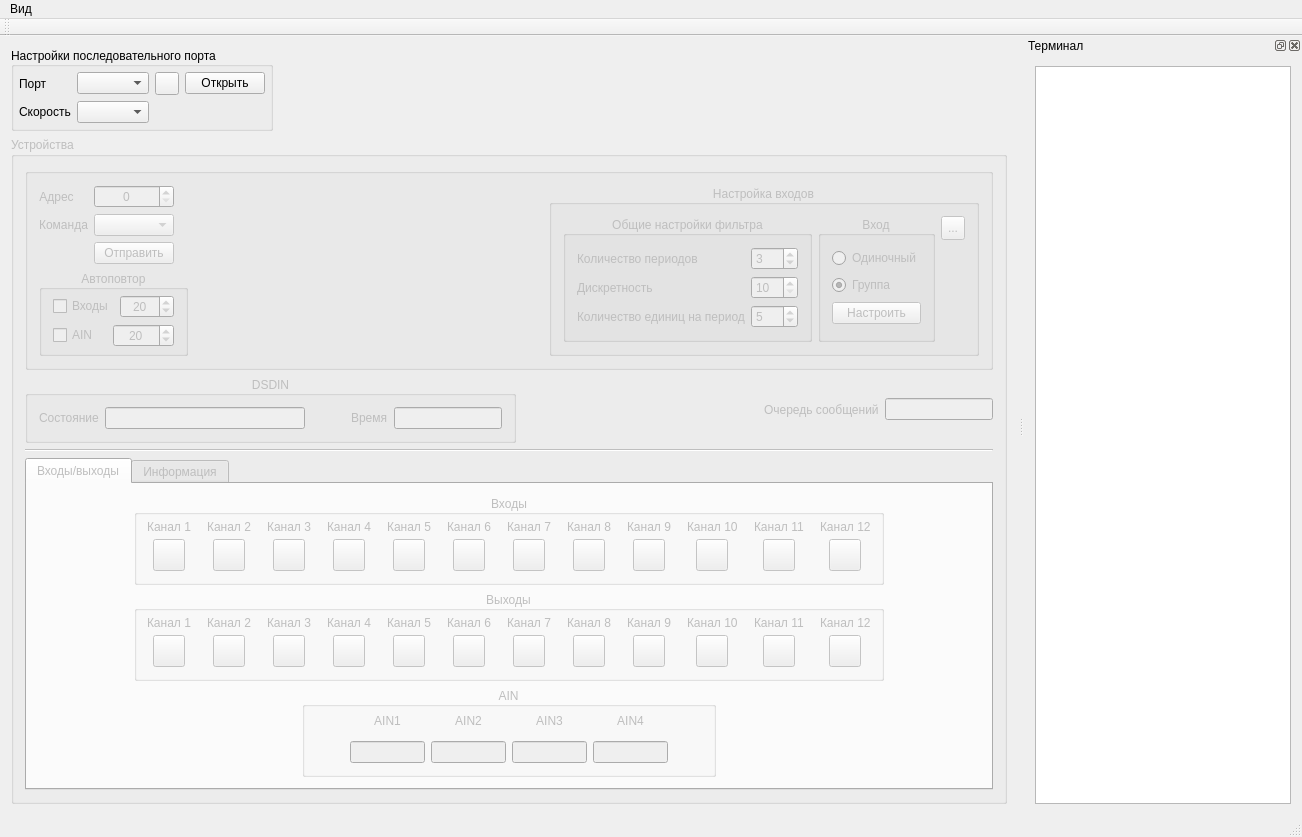
The window that mainwindow.ui (vlarry/emulator) describes before a commit, drawn with Qt 5.
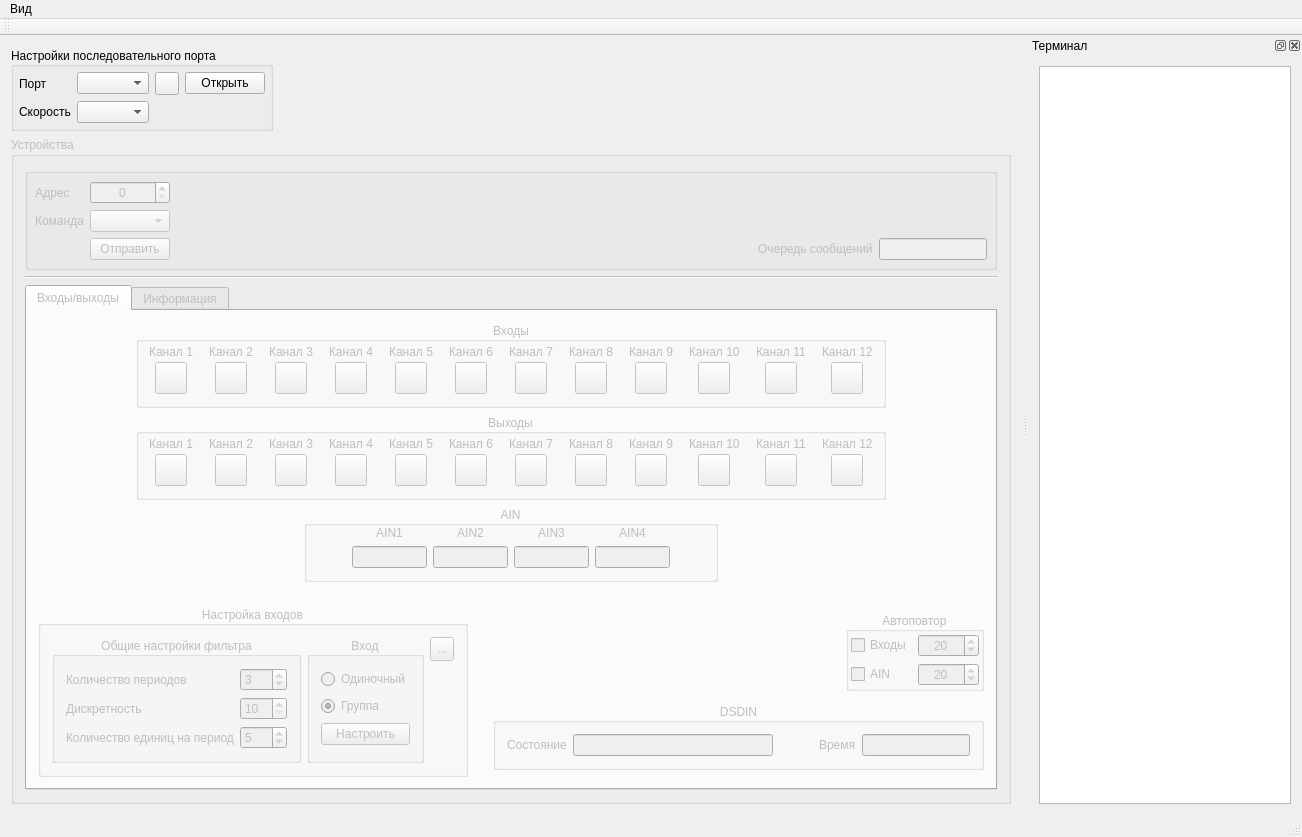
The same window after the commit. Icons and pictures are not drawn. Custom widgets are drawn as their Qt base class.

Commit message: Редактирование интерфейса (перенос отдельных виджетов в группу устройств); Редактирование сохранения/загурзки настроек (сохранение и загрузка положения и размеров окон команд и интерфейса МИК-01).

Patch:
```diff
--- a/mainwindow.ui
+++ b/mainwindow.ui
@@ -192,7 +192,7 @@
       <property name="title">
        <string>Устройства</string>
       </property>
-      <layout class="QVBoxLayout" name="verticalLayout_7">
+      <layout class="QVBoxLayout" name="verticalLayout_38">
        <item>
         <widget class="QGroupBox" name="groupBox_4">
          <property name="sizePolicy">
@@ -204,7 +204,19 @@
          <property name="title">
           <string/>
          </property>
-         <layout class="QHBoxLayout" name="horizontalLayout_9">
+         <layout class="QHBoxLayout" name="horizontalLayout_12">
+          <property name="leftMargin">
+           <number>7</number>
+          </property>
+          <property name="topMargin">
+           <number>7</number>
+          </property>
+          <property name="rightMargin">
+           <number>7</number>
+          </property>
+          <property name="bottomMargin">
+           <number>7</number>
+          </property>
           <item>
            <layout class="QVBoxLayout" name="verticalLayout_4">
             <item>
@@ -280,93 +292,6 @@
               </item>
              </layout>
             </item>
-            <item>
-             <widget class="QGroupBox" name="gboxAutorepeat">
-              <property name="enabled">
-               <bool>false</bool>
-              </property>
-              <property name="sizePolicy">
-               <sizepolicy hsizetype="Fixed" vsizetype="Preferred">
-                <horstretch>0</horstretch>
-                <verstretch>0</verstretch>
-               </sizepolicy>
-              </property>
-              <property name="title">
-               <string>Автоповтор</string>
-              </property>
-              <property name="alignment">
-               <set>Qt::AlignCenter</set>
-              </property>
-              <layout class="QVBoxLayout" name="verticalLayout_6">
-               <property name="topMargin">
-                <number>5</number>
-               </property>
-               <property name="bottomMargin">
-                <number>5</number>
-               </property>
-               <item>
-                <layout class="QHBoxLayout" name="horizontalLayout_20">
-                 <item>
-                  <widget class="QCheckBox" name="cboxRepeatInputs">
-                   <property name="text">
-                    <string>Входы</string>
-                   </property>
-                  </widget>
-                 </item>
-                 <item>
-                  <widget class="QSpinBox" name="sbRepeatInputs">
-                   <property name="alignment">
-                    <set>Qt::AlignCenter</set>
-                   </property>
-                   <property name="minimum">
-                    <number>10</number>
-                   </property>
-                   <property name="maximum">
-                    <number>1000</number>
-                   </property>
-                   <property name="singleStep">
-                    <number>10</number>
-                   </property>
-                   <property name="value">
-                    <number>20</number>
-                   </property>
-                  </widget>
-                 </item>
-                </layout>
-               </item>
-               <item>
-                <layout class="QHBoxLayout" name="horizontalLayout_19">
-                 <item>
-                  <widget class="QCheckBox" name="cboxRepeatAIN">
-                   <property name="text">
-                    <string>AIN</string>
-                   </property>
-                  </widget>
-                 </item>
-                 <item>
-                  <widget class="QSpinBox" name="sbRepeatAIN">
-                   <property name="alignment">
-                    <set>Qt::AlignCenter</set>
-                   </property>
-                   <property name="minimum">
-                    <number>10</number>
-                   </property>
-                   <property name="maximum">
-                    <number>10000</number>
-                   </property>
-                   <property name="singleStep">
-                    <number>10</number>
-                   </property>
-                   <property name="value">
-                    <number>20</number>
-                   </property>
-                  </widget>
-                 </item>
-                </layout>
-               </item>
-              </layout>
-             </widget>
-            </item>
            </layout>
           </item>
           <item>
@@ -383,328 +308,51 @@
            </spacer>
           </item>
           <item>
-           <widget class="QGroupBox" name="gboxInputSettings">
-            <property name="sizePolicy">
-             <sizepolicy hsizetype="Fixed" vsizetype="Fixed">
-              <horstretch>0</horstretch>
-              <verstretch>0</verstretch>
-             </sizepolicy>
-            </property>
-            <property name="title">
-             <string>Настройка входов</string>
-            </property>
-            <property name="alignment">
-             <set>Qt::AlignCenter</set>
-            </property>
-            <layout class="QHBoxLayout" name="horizontalLayout_8">
-             <item>
-              <widget class="QGroupBox" name="gboxInputSettingsFilter">
-               <property name="title">
-                <string>Общие настройки фильтра</string>
-               </property>
-               <property name="alignment">
-                <set>Qt::AlignCenter</set>
-               </property>
-               <layout class="QVBoxLayout" name="verticalLayout_2">
-                <item>
-                 <layout class="QFormLayout" name="formLayout">
-                  <item row="0" column="0">
-                   <widget class="QLabel" name="lblPeriods">
-                    <property name="text">
-                     <string>Количество периодов</string>
-                    </property>
-                   </widget>
-                  </item>
-                  <item row="0" column="1">
-                   <widget class="QSpinBox" name="sbPeriods">
-                    <property name="sizePolicy">
-                     <sizepolicy hsizetype="Maximum" vsizetype="Fixed">
-                      <horstretch>0</horstretch>
-                      <verstretch>0</verstretch>
-                     </sizepolicy>
-                    </property>
-                    <property name="accelerated">
-                     <bool>true</bool>
-                    </property>
-                    <property name="minimum">
-                     <number>1</number>
-                    </property>
-                    <property name="maximum">
-                     <number>100</number>
-                    </property>
-                    <property name="value">
-                     <number>3</number>
-                    </property>
-                   </widget>
-                  </item>
-                  <item row="1" column="0">
-                   <widget class="QLabel" name="lblDiscret">
-                    <property name="text">
-                     <string>Дискретность</string>
-                    </property>
-                   </widget>
-                  </item>
-                  <item row="1" column="1">
-                   <widget class="QSpinBox" name="sbDiscret">
-                    <property name="accelerated">
-                     <bool>true</bool>
-                    </property>
-                    <property name="minimum">
-                     <number>10</number>
-                    </property>
-                    <property name="maximum">
-                     <number>40</number>
-                    </property>
-                    <property name="singleStep">
-                     <number>10</number>
-                    </property>
-                   </widget>
-                  </item>
-                  <item row="2" column="0">
-                   <widget class="QLabel" name="lblSignal">
-                    <property name="sizePolicy">
-                     <sizepolicy hsizetype="Minimum" vsizetype="Preferred">
-                      <horstretch>0</horstretch>
-                      <verstretch>0</verstretch>
-                     </sizepolicy>
-                    </property>
-                    <property name="text">
-                     <string>Количество единиц на период</string>
-                    </property>
-                    <property name="scaledContents">
-                     <bool>true</bool>
-                    </property>
-                   </widget>
-                  </item>
-                  <item row="2" column="1">
-                   <widget class="QSpinBox" name="sbSignal">
-                    <property name="sizePolicy">
-                     <sizepolicy hsizetype="Minimum" vsizetype="Fixed">
-                      <horstretch>0</horstretch>
-                      <verstretch>0</verstretch>
-                     </sizepolicy>
-                    </property>
-                    <property name="minimum">
-                     <number>1</number>
-                    </property>
-                    <property name="maximum">
-                     <number>100</number>
-                    </property>
-                    <property name="value">
-                     <number>5</number>
-                    </property>
-                   </widget>
-                  </item>
-                 </layout>
-                </item>
-               </layout>
-              </widget>
-             </item>
-             <item>
-              <widget class="QGroupBox" name="gboxInput">
-               <property name="title">
-                <string>Вход</string>
-               </property>
-               <property name="alignment">
-                <set>Qt::AlignCenter</set>
-               </property>
-               <layout class="QVBoxLayout" name="verticalLayout_3">
-                <item>
-                 <widget class="QRadioButton" name="radioButtonInputSingle">
-                  <property name="text">
-                   <string>Одиночный</string>
-                  </property>
-                 </widget>
-                </item>
-                <item>
-                 <widget class="QRadioButton" name="radioButtonInputGroup">
-                  <property name="text">
-                   <string>Группа</string>
-                  </property>
-                  <property name="checked">
-                   <bool>true</bool>
-                  </property>
-                 </widget>
-                </item>
-                <item>
-                 <widget class="QPushButton" name="pushButtonInputSet">
-                  <property name="text">
-                   <string>Настроить</string>
-                  </property>
-                 </widget>
-                </item>
-               </layout>
-              </widget>
-             </item>
-             <item>
-              <layout class="QVBoxLayout" name="verticalLayout_5">
-               <item>
-                <widget class="QToolButton" name="toolButtonInputHelp">
-                 <property name="minimumSize">
-                  <size>
-                   <width>24</width>
-                   <height>24</height>
-                  </size>
-                 </property>
-                 <property name="maximumSize">
-                  <size>
-                   <width>24</width>
-                   <height>24</height>
-                  </size>
-                 </property>
-                 <property name="toolTip">
-                  <string>Справка по настройке входов</string>
-                 </property>
-                 <property name="text">
-                  <string>...</string>
-                 </property>
-                 <property name="icon">
-                  <iconset resource="resource.qrc">
-                   <normaloff>:/images/resource/images/help.png</normaloff>:/images/resource/images/help.png</iconset>
-                 </property>
-                </widget>
-               </item>
-               <item>
-                <spacer name="verticalSpacer_2">
-                 <property name="orientation">
-                  <enum>Qt::Vertical</enum>
-                 </property>
-                 <property name="sizeHint" stdset="0">
-                  <size>
-                   <width>20</width>
-                   <height>40</height>
-                  </size>
-                 </property>
-                </spacer>
-               </item>
-              </layout>
-             </item>
-            </layout>
-           </widget>
-          </item>
-         </layout>
-        </widget>
-       </item>
-       <item>
-        <layout class="QHBoxLayout" name="horizontalLayout_12">
-         <item>
-          <widget class="QGroupBox" name="groupBox_2">
-           <property name="sizePolicy">
-            <sizepolicy hsizetype="Fixed" vsizetype="Fixed">
-             <horstretch>0</horstretch>
-             <verstretch>0</verstretch>
-            </sizepolicy>
-           </property>
-           <property name="title">
-            <string>DSDIN</string>
-           </property>
-           <property name="alignment">
-            <set>Qt::AlignCenter</set>
-           </property>
-           <layout class="QHBoxLayout" name="horizontalLayout">
+           <layout class="QVBoxLayout" name="verticalLayout_32">
             <item>
-             <widget class="QLabel" name="lblStateDSIDIN">
-              <property name="text">
-               <string>Состояние</string>
-              </property>
-             </widget>
-            </item>
-            <item>
-             <widget class="QLineEdit" name="leStateDSDIN">
-              <property name="minimumSize">
-               <size>
-                <width>200</width>
-                <height>0</height>
-               </size>
-              </property>
-              <property name="maxLength">
-               <number>100</number>
-              </property>
-              <property name="alignment">
-               <set>Qt::AlignCenter</set>
-              </property>
-              <property name="readOnly">
-               <bool>true</bool>
-              </property>
-             </widget>
-            </item>
-            <item>
-             <spacer name="horizontalSpacer_44">
+             <spacer name="verticalSpacer_5">
               <property name="orientation">
-               <enum>Qt::Horizontal</enum>
+               <enum>Qt::Vertical</enum>
               </property>
               <property name="sizeHint" stdset="0">
                <size>
-                <width>40</width>
-                <height>20</height>
+                <width>20</width>
+                <height>18</height>
                </size>
               </property>
              </spacer>
             </item>
             <item>
-             <widget class="QLabel" name="lblTimeDSDIN">
-              <property name="text">
-               <string>Время</string>
-              </property>
-             </widget>
-            </item>
-            <item>
-             <widget class="QLineEdit" name="leTimeDSDIN">
-              <property name="maxLength">
-               <number>8</number>
-              </property>
-              <property name="alignment">
-               <set>Qt::AlignCenter</set>
-              </property>
-              <property name="readOnly">
-               <bool>true</bool>
-              </property>
-             </widget>
+             <layout class="QHBoxLayout" name="horizontalLayout_10">
+              <item>
+               <widget class="QLabel" name="label_9">
+                <property name="text">
+                 <string>Очередь сообщений</string>
+                </property>
+               </widget>
+              </item>
+              <item>
+               <widget class="QLineEdit" name="lineEditMessageQueue">
+                <property name="sizePolicy">
+                 <sizepolicy hsizetype="Fixed" vsizetype="Fixed">
+                  <horstretch>0</horstretch>
+                  <verstretch>0</verstretch>
+                 </sizepolicy>
+                </property>
+                <property name="alignment">
+                 <set>Qt::AlignCenter</set>
+                </property>
+                <property name="readOnly">
+                 <bool>true</bool>
+                </property>
+               </widget>
+              </item>
+             </layout>
             </item>
            </layout>
-          </widget>
-         </item>
-         <item>
-          <spacer name="horizontalSpacer_7">
-           <property name="orientation">
-            <enum>Qt::Horizontal</enum>
-           </property>
-           <property name="sizeHint" stdset="0">
-            <size>
-             <width>40</width>
-             <height>20</height>
-            </size>
-           </property>
-          </spacer>
-         </item>
-         <item>
-          <layout class="QHBoxLayout" name="horizontalLayout_10">
-           <item>
-            <widget class="QLabel" name="label_9">
-             <property name="text">
-              <string>Очередь сообщений</string>
-             </property>
-            </widget>
-           </item>
-           <item>
-            <widget class="QLineEdit" name="lineEditMessageQueue">
-             <property name="sizePolicy">
-              <sizepolicy hsizetype="Fixed" vsizetype="Fixed">
-               <horstretch>0</horstretch>
-               <verstretch>0</verstretch>
-              </sizepolicy>
-             </property>
-             <property name="alignment">
-              <set>Qt::AlignCenter</set>
-             </property>
-             <property name="readOnly">
-              <bool>true</bool>
-             </property>
-            </widget>
-           </item>
-          </layout>
-         </item>
-        </layout>
+          </item>
+         </layout>
+        </widget>
        </item>
        <item>
         <widget class="Line" name="line">
@@ -728,7 +376,7 @@
           <attribute name="title">
            <string>Входы/выходы</string>
           </attribute>
-          <layout class="QVBoxLayout" name="verticalLayout_32">
+          <layout class="QVBoxLayout" name="verticalLayout_34">
            <item>
             <layout class="QHBoxLayout" name="horizontalLayout_85">
              <property name="spacing">
@@ -4004,6 +3652,436 @@
              </item>
             </layout>
            </item>
+           <item>
+            <spacer name="verticalSpacer_3">
+             <property name="orientation">
+              <enum>Qt::Vertical</enum>
+             </property>
+             <property name="sizeHint" stdset="0">
+              <size>
+               <width>946</width>
+               <height>13</height>
+              </size>
+             </property>
+            </spacer>
+           </item>
+           <item>
+            <layout class="QHBoxLayout" name="horizontalLayout_13">
+             <item>
+              <widget class="QGroupBox" name="gboxInputSettings">
+               <property name="sizePolicy">
+                <sizepolicy hsizetype="Fixed" vsizetype="Expanding">
+                 <horstretch>0</horstretch>
+                 <verstretch>0</verstretch>
+                </sizepolicy>
+               </property>
+               <property name="title">
+                <string>Настройка входов</string>
+               </property>
+               <property name="alignment">
+                <set>Qt::AlignCenter</set>
+               </property>
+               <layout class="QHBoxLayout" name="horizontalLayout_8">
+                <item>
+                 <widget class="QGroupBox" name="gboxInputSettingsFilter">
+                  <property name="title">
+                   <string>Общие настройки фильтра</string>
+                  </property>
+                  <property name="alignment">
+                   <set>Qt::AlignCenter</set>
+                  </property>
+                  <layout class="QVBoxLayout" name="verticalLayout_2">
+                   <item>
+                    <layout class="QFormLayout" name="formLayout">
+                     <item row="0" column="0">
+                      <widget class="QLabel" name="lblPeriods">
+                       <property name="text">
+                        <string>Количество периодов</string>
+                       </property>
+                      </widget>
+                     </item>
+                     <item row="0" column="1">
+                      <widget class="QSpinBox" name="sbPeriods">
+                       <property name="sizePolicy">
+                        <sizepolicy hsizetype="Maximum" vsizetype="Fixed">
+                         <horstretch>0</horstretch>
+                         <verstretch>0</verstretch>
+                        </sizepolicy>
+                       </property>
+                       <property name="accelerated">
+                        <bool>true</bool>
+                       </property>
+                       <property name="minimum">
+                        <number>1</number>
+                       </property>
+                       <property name="maximum">
+                        <number>100</number>
+                       </property>
+                       <property name="value">
+                        <number>3</number>
+                       </property>
+                      </widget>
+                     </item>
+                     <item row="1" column="0">
+                      <widget class="QLabel" name="lblDiscret">
+                       <property name="text">
+                        <string>Дискретность</string>
+                       </property>
+                      </widget>
+                     </item>
+                     <item row="1" column="1">
+                      <widget class="QSpinBox" name="sbDiscret">
+                       <property name="accelerated">
+                        <bool>true</bool>
+                       </property>
+                       <property name="minimum">
+                        <number>10</number>
+                       </property>
+                       <property name="maximum">
+                        <number>40</number>
+                       </property>
+                       <property name="singleStep">
+                        <number>10</number>
+                       </property>
+                      </widget>
+                     </item>
+                     <item row="2" column="0">
+                      <widget class="QLabel" name="lblSignal">
+                       <property name="sizePolicy">
+                        <sizepolicy hsizetype="Minimum" vsizetype="Preferred">
+                         <horstretch>0</horstretch>
+                         <verstretch>0</verstretch>
+                        </sizepolicy>
+                       </property>
+                       <property name="text">
+                        <string>Количество единиц на период</string>
+                       </property>
+                       <property name="scaledContents">
+                        <bool>true</bool>
+                       </property>
+                      </widget>
+                     </item>
+                     <item row="2" column="1">
+                      <widget class="QSpinBox" name="sbSignal">
+                       <property name="sizePolicy">
+                        <sizepolicy hsizetype="Minimum" vsizetype="Fixed">
+                         <horstretch>0</horstretch>
+                         <verstretch>0</verstretch>
+                        </sizepolicy>
+                       </property>
+                       <property name="minimum">
+                        <number>1</number>
+                       </property>
+                       <property name="maximum">
+                        <number>100</number>
+                       </property>
+                       <property name="value">
+                        <number>5</number>
+                       </property>
+                      </widget>
+                     </item>
+                    </layout>
+                   </item>
+                  </layout>
+                 </widget>
+                </item>
+                <item>
+                 <widget class="QGroupBox" name="gboxInput">
+                  <property name="title">
+                   <string>Вход</string>
+                  </property>
+                  <property name="alignment">
+                   <set>Qt::AlignCenter</set>
+                  </property>
+                  <layout class="QVBoxLayout" name="verticalLayout_3">
+                   <item>
+                    <widget class="QRadioButton" name="radioButtonInputSingle">
+                     <property name="text">
+                      <string>Одиночный</string>
+                     </property>
+                    </widget>
+                   </item>
+                   <item>
+                    <widget class="QRadioButton" name="radioButtonInputGroup">
+                     <property name="text">
+                      <string>Группа</string>
+                     </property>
+                     <property name="checked">
+                      <bool>true</bool>
+                     </property>
+                    </widget>
+                   </item>
+                   <item>
+                    <widget class="QPushButton" name="pushButtonInputSet">
+                     <property name="text">
+                      <string>Настроить</string>
+                     </property>
+                    </widget>
+                   </item>
+                  </layout>
+                 </widget>
+                </item>
+                <item>
+                 <layout class="QVBoxLayout" name="verticalLayout_5">
+                  <item>
+                   <widget class="QToolButton" name="toolButtonInputHelp">
+                    <property name="minimumSize">
+                     <size>
+                      <width>24</width>
+                      <height>24</height>
+                     </size>
+                    </property>
+                    <property name="maximumSize">
+                     <size>
+                      <width>24</width>
+                      <height>24</height>
+                     </size>
+                    </property>
+                    <property name="toolTip">
+                     <string>Справка по настройке входов</string>
+                    </property>
+                    <property name="text">
+                     <string>...</string>
+                    </property>
+                    <property name="icon">
+                     <iconset resource="resource.qrc">
+                      <normaloff>:/images/resource/images/help.png</normaloff>:/images/resource/images/help.png</iconset>
+                    </property>
+                   </widget>
+                  </item>
+                  <item>
+                   <spacer name="verticalSpacer_2">
+                    <property name="orientation">
+                     <enum>Qt::Vertical</enum>
+                    </property>
+                    <property name="sizeHint" stdset="0">
+                     <size>
+                      <width>20</width>
+                      <height>40</height>
+                     </size>
+                    </property>
+                   </spacer>
+                  </item>
+                 </layout>
+                </item>
+               </layout>
+              </widget>
+             </item>
+             <item>
+              <spacer name="horizontalSpacer_8">
+               <property name="orientation">
+                <enum>Qt::Horizontal</enum>
+               </property>
+               <property name="sizeHint" stdset="0">
+                <size>
+                 <width>40</width>
+                 <height>20</height>
+                </size>
+               </property>
+              </spacer>
+             </item>
+             <item>
+              <spacer name="horizontalSpacer_9">
+               <property name="orientation">
+                <enum>Qt::Horizontal</enum>
+               </property>
+               <property name="sizeHint" stdset="0">
+                <size>
+                 <width>40</width>
+                 <height>20</height>
+                </size>
+               </property>
+              </spacer>
+             </item>
+             <item>
+              <layout class="QVBoxLayout" name="verticalLayout_7">
+               <item>
+                <layout class="QHBoxLayout" name="horizontalLayout_9">
+                 <item>
+                  <spacer name="horizontalSpacer_7">
+                   <property name="orientation">
+                    <enum>Qt::Horizontal</enum>
+                   </property>
+                   <property name="sizeHint" stdset="0">
+                    <size>
+                     <width>40</width>
+                     <height>20</height>
+                    </size>
+                   </property>
+                  </spacer>
+                 </item>
+                 <item>
+                  <widget class="QGroupBox" name="gboxAutorepeat">
+                   <property name="enabled">
+                    <bool>false</bool>
+                   </property>
+                   <property name="sizePolicy">
+                    <sizepolicy hsizetype="Minimum" vsizetype="Fixed">
+                     <horstretch>0</horstretch>
+                     <verstretch>0</verstretch>
+                    </sizepolicy>
+                   </property>
+                   <property name="title">
+                    <string>Автоповтор</string>
+                   </property>
+                   <property name="alignment">
+                    <set>Qt::AlignCenter</set>
+                   </property>
+                   <layout class="QVBoxLayout" name="verticalLayout_6">
+                    <property name="leftMargin">
+                     <number>2</number>
+                    </property>
+                    <property name="topMargin">
+                     <number>2</number>
+                    </property>
+                    <property name="rightMargin">
+                     <number>2</number>
+                    </property>
+                    <property name="bottomMargin">
+                     <number>2</number>
+                    </property>
+                    <item>
+                     <layout class="QGridLayout" name="gridLayout_2">
+                      <item row="0" column="0">
+                       <widget class="QCheckBox" name="cboxRepeatInputs">
+                        <property name="text">
+                         <string>Входы</string>
+                        </property>
+                       </widget>
+                      </item>
+                      <item row="0" column="1">
+                       <widget class="QSpinBox" name="sbRepeatInputs">
+                        <property name="alignment">
+                         <set>Qt::AlignCenter</set>
+                        </property>
+                        <property name="minimum">
+                         <number>10</number>
+                        </property>
+                        <property name="maximum">
+                         <number>1000</number>
+                        </property>
+                        <property name="singleStep">
+                         <number>10</number>
+                        </property>
+                        <property name="value">
+                         <number>20</number>
+                        </property>
+                       </widget>
+                      </item>
+                      <item row="1" column="0">
+                       <widget class="QCheckBox" name="cboxRepeatAIN">
+                        <property name="text">
+                         <string>AIN</string>
+                        </property>
+                       </widget>
+                      </item>
+                      <item row="1" column="1">
+                       <widget class="QSpinBox" name="sbRepeatAIN">
+                        <property name="alignment">
+                         <set>Qt::AlignCenter</set>
+                        </property>
+                        <property name="minimum">
+                         <number>10</number>
+                        </property>
+                        <property name="maximum">
+                         <number>10000</number>
+                        </property>
+                        <property name="singleStep">
+                         <number>10</number>
+                        </property>
+                        <property name="value">
+                         <number>20</number>
+                        </property>
+                       </widget>
+                      </item>
+                     </layout>
+                    </item>
+                   </layout>
+                  </widget>
+                 </item>
+                </layout>
+               </item>
+               <item>
+                <widget class="QGroupBox" name="groupBoxDSDIN">
+                 <property name="sizePolicy">
+                  <sizepolicy hsizetype="Fixed" vsizetype="Fixed">
+                   <horstretch>0</horstretch>
+                   <verstretch>0</verstretch>
+                  </sizepolicy>
+                 </property>
+                 <property name="title">
+                  <string>DSDIN</string>
+                 </property>
+                 <property name="alignment">
+                  <set>Qt::AlignCenter</set>
+                 </property>
+                 <layout class="QHBoxLayout" name="horizontalLayout">
+                  <item>
+                   <widget class="QLabel" name="lblStateDSIDIN">
+                    <property name="text">
+                     <string>Состояние</string>
+                    </property>
+                   </widget>
+                  </item>
+                  <item>
+                   <widget class="QLineEdit" name="leStateDSDIN">
+                    <property name="minimumSize">
+                     <size>
+                      <width>200</width>
+                      <height>0</height>
+                     </size>
+                    </property>
+                    <property name="maxLength">
+                     <number>100</number>
+                    </property>
+                    <property name="alignment">
+                     <set>Qt::AlignCenter</set>
+                    </property>
+                    <property name="readOnly">
+                     <bool>true</bool>
+                    </property>
+                   </widget>
+                  </item>
+                  <item>
+                   <spacer name="horizontalSpacer_44">
+                    <property name="orientation">
+                     <enum>Qt::Horizontal</enum>
+                    </property>
+                    <property name="sizeHint" stdset="0">
+                     <size>
+                      <width>40</width>
+                      <height>20</height>
+                     </size>
+                    </property>
+                   </spacer>
+                  </item>
+                  <item>
+                   <widget class="QLabel" name="lblTimeDSDIN">
+                    <property name="text">
+                     <string>Время</string>
+                    </property>
+                   </widget>
+                  </item>
+                  <item>
+                   <widget class="QLineEdit" name="leTimeDSDIN">
+                    <property name="maxLength">
+                     <number>8</number>
+                    </property>
+                    <property name="alignment">
+                     <set>Qt::AlignCenter</set>
+                    </property>
+                    <property name="readOnly">
+                     <bool>true</bool>
+                    </property>
+                   </widget>
+                  </item>
+                 </layout>
+                </widget>
+               </item>
+              </layout>
+             </item>
+            </layout>
+           </item>
           </layout>
          </widget>
          <widget class="QWidget" name="tabInfo">
```
Left out of the diff: 12 changed lines with no effect on the pictures. The commit also changes 2 other files.
